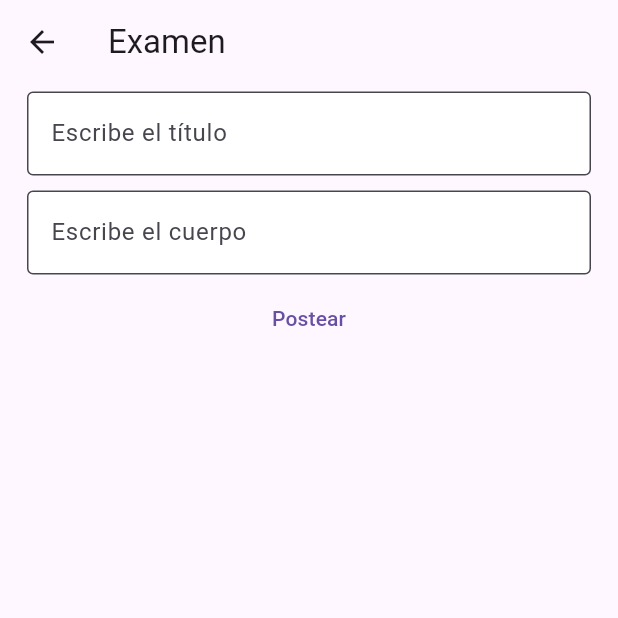
After one commit to carlosguemes/Examen_PMDM_PSP, a Flutter app: the PostCreateView screen opened by its route, on a phone screen of 412 x 824 dp, the top half of it. The commit adds this screen. Run offline on Flutter 3.47's test engine with Material 3 defaults, Android fonts, the phone set to English and light mode, and no system bars; our stand-ins replace cloud_firestore, firebase_auth, firebase_core, shared_preferences; accounts and stored records are empty; generated files the repository leaves out were written again.

Commit message:
PMDM 5: Crear nuevo post y subirlo

```diff
--- a/lib/App.dart
+++ b/lib/App.dart
@@ -1,4 +1,5 @@
 import 'package:examen_carlos_guemes/OnBoarding/HomeView.dart';
+import 'package:examen_carlos_guemes/OnBoarding/PostCreateView.dart';
 import 'package:examen_carlos_guemes/OnBoarding/SplashView.dart';
 import 'package:flutter/material.dart';
 
@@ -16,6 +17,7 @@ class App extends StatelessWidget{
           '/splashview': (context) => SplashView(),
           '/homeview': (context) => HomeView(),
           '/postview': (context) => PostView(),
+          '/postcreateview': (context) => PostCreateView()
         },
         initialRoute: '/homeview',
       );
--- /dev/null
+++ b/lib/OnBoarding/PostCreateView.dart
@@ -0,0 +1,55 @@
+import 'dart:io';
+
+import 'package:cloud_firestore/cloud_firestore.dart';
+import 'package:firebase_auth/firebase_auth.dart';
+import 'package:flutter/material.dart';
+import '../CustomViews/TextClass.dart';
+import '../FirestoreObjects/FbPost.dart';
+import '../Singletone/DataHolder.dart';
+
+class PostCreateView extends StatefulWidget{
+  @override
+  State<PostCreateView> createState() => _PostCreateViewState();
+}
+
+class _PostCreateViewState extends State<PostCreateView> {
+  FirebaseFirestore db = FirebaseFirestore.instance;
+
+  TextEditingController tecTitulo = TextEditingController();
+
+  TextEditingController tecCuerpo = TextEditingController();
+
+  void subirPost() async{
+
+    FbPost postNuevo = new FbPost(
+      titulo: tecTitulo.text,
+      cuerpo: tecCuerpo.text,
+    );
+
+    DataHolder().fa.crearPostEnFB(postNuevo);
+
+    Navigator.of(context).pushNamed('/homeview');
+
+  }
+
+  @override
+  Widget build(BuildContext context) {
+    // TODO: implement build
+
+    return Scaffold(
+      appBar: AppBar(title: Text(DataHolder().sNombre)),
+      body: Column(
+        children: [
+          TextClass(controlador: tecTitulo, labelText: "Escribe el título", esContrasenya: false),
+          TextClass(controlador: tecCuerpo, labelText: "Escribe el cuerpo", esContrasenya: false),
+
+          Row(mainAxisAlignment: MainAxisAlignment.center,
+            children: [
+              TextButton(onPressed: subirPost, child: Text("Postear")),
+            ],
+          ),
+        ],
+      ),
+    );
+  }
+}
```
Also changed, not shown: lib/OnBoarding/HomeView.dart (+7 -0 lines), lib/Singletone/FirebaseAdmin.dart (+15 -11 lines).
